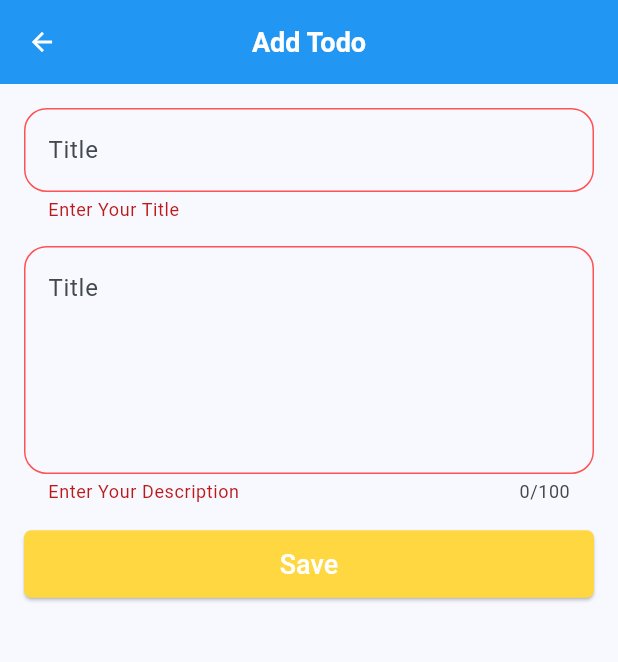
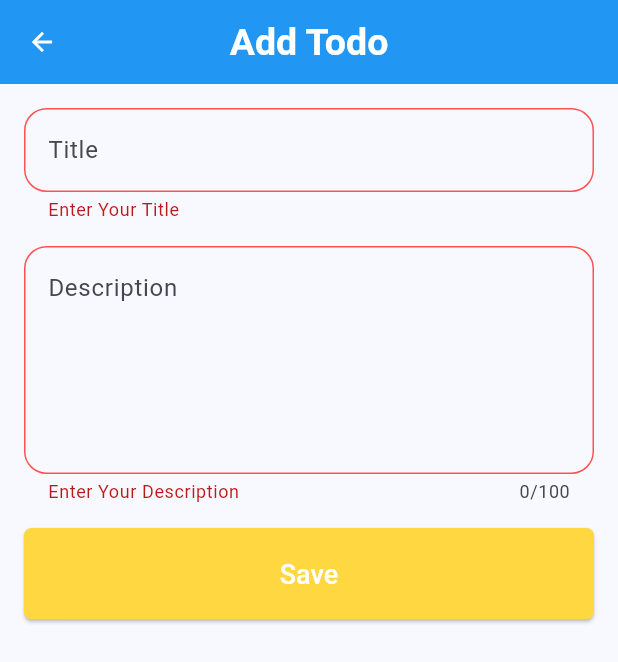
Before and after one commit to rafiul9040devapp/ToDo-Manager, a Flutter app: the AddTodoScreen screen opened directly, after a tap on "Save", on a phone screen of 412 x 824 dp. Shown: the top 662 px of the screen. Run offline on Flutter 3.47's test engine with Material 3 defaults, Android fonts, the phone set to English and light mode, and no system bars.

Commit message:
refactoring the whole code

```diff
--- /dev/null
+++ b/lib/components/custom_text_form_field.dart
@@ -0,0 +1,32 @@
+import 'package:flutter/material.dart';
+
+class CustomTextFormField extends StatelessWidget {
+  final TextEditingController controller;
+  final String hintText;
+  final String? Function(String?)? validator;
+  final int maxLines;
+  final int? maxLength;
+  final TextInputAction textInputAction;
+
+  const CustomTextFormField({
+    Key? key,
+    required this.controller,
+    required this.hintText,
+    required this.validator,
+    this.maxLines = 1,
+    this.maxLength,
+    this.textInputAction = TextInputAction.done,
+  }) : super(key: key);
+
+  @override
+  Widget build(BuildContext context) {
+    return TextFormField(
+      controller: controller,
+      textInputAction: textInputAction,
+      maxLines: maxLines,
+      maxLength: maxLength,
+      decoration: InputDecoration(hintText: hintText),
+      validator: validator,
+    );
+  }
+}
--- a/lib/my_todo.dart
+++ b/lib/my_todo.dart
@@ -21,7 +21,7 @@ class MyTodo extends StatelessWidget {
           ),
           titleTextStyle: TextStyle(
             color: Colors.white,
-            fontSize: 18,
+            fontSize: 25,
             fontWeight: FontWeight.w600,
           ),
         ),
--- a/lib/screen/add_todo_screen.dart
+++ b/lib/screen/add_todo_screen.dart
@@ -1,4 +1,5 @@
 import 'package:flutter/material.dart';
+import 'package:todo_manager/components/custom_text_form_field.dart';
 import 'package:todo_manager/model/todo.dart';
 
 class AddTodoScreen extends StatelessWidget {
@@ -7,76 +8,73 @@ class AddTodoScreen extends StatelessWidget {
   AddTodoScreen({Key? key, this.todo}) : super(key: key);
 
   final GlobalKey<FormState> _formKey = GlobalKey<FormState>();
-
   final TextEditingController _titleTEController = TextEditingController();
-
   final TextEditingController _descriptionTEController =
       TextEditingController();
 
   @override
   Widget build(BuildContext context) {
-    if (todo != null) {
-      _titleTEController.text = todo?.title ?? '';
-      _descriptionTEController.text = todo?.description ?? '';
-    }
+    initializeControllers();
 
     return Scaffold(
-      resizeToAvoidBottomInset : false,
+      resizeToAvoidBottomInset: false,
       appBar: AppBar(
         title: Text(todo == null ? 'Add Todo' : 'Edit Todo'),
       ),
-      body: Padding(
+      body: buildForm(context),
+    );
+  }
+
+  Widget buildForm(BuildContext context) {
+    return Padding(
       padding: const EdgeInsets.all(16.0),
       child: Form(
         key: _formKey,
         child: Column(
           children: [
-              TextFormField(
+            CustomTextFormField(
               controller: _titleTEController,
+              hintText: 'Title',
+              validator: (value) => validateInput(value, 'Enter Your Title'),
               textInputAction: TextInputAction.next,
-                decoration: const InputDecoration(hintText: 'Title'),
-                validator: (String? value) {
-                  return validationOfInput(value, 'Enter Your Title');
-                },
             ),
-              const SizedBox(
-                height: 16,
-              ),
-              TextFormField(
+            const SizedBox(height: 16),
+            CustomTextFormField(
               controller: _descriptionTEController,
+              hintText: 'Description',
+              validator: (value) =>
+                  validateInput(value, 'Enter Your Description'),
               textInputAction: TextInputAction.done,
               maxLines: 5,
               maxLength: 100,
-                decoration: const InputDecoration(hintText: 'Title'),
-                validator: (String? value) {
-                  return validationOfInput(value, 'Enter Your Description');
-                },
             ),
-              const SizedBox(
-                height: 16,
-              ),
-              SizedBox(
-                width: MediaQuery.sizeOf(context).width,
-                child: ElevatedButton(
-                  onPressed: () {
-                    addingOrUpdatingTheList(context);
-                  },
-                  child: Text(todo == null ? 'Save' : 'Update'),
-                ),
-              )
+            const SizedBox(height: 16),
+            buildElevatedButton(context),
           ],
         ),
+      ),
+    );
+  }
+  Widget buildElevatedButton(BuildContext context) {
+    return SizedBox(
+      width: MediaQuery.of(context).size.width,
+      child: ElevatedButton(
+        onPressed: () => addingOrUpdatingTheList(context),
+        child: Padding(
+          padding: const EdgeInsets.all(8.0),
+          child: Text(todo == null ? 'Save' : 'Update'),
         ),
       ),
     );
   }
 
-  String? validationOfInput(String? value, String errorMessage) {
-    final v = value ?? '';
-    if (v.trim().isEmpty) {
-      return errorMessage;
+  void initializeControllers() {
+    _titleTEController.text = todo?.title ?? '';
+    _descriptionTEController.text = todo?.description ?? '';
   }
-    return null;
+
+  String? validateInput(String? value, String errorMessage) {
+    return value?.trim().isEmpty ?? true ? errorMessage : null;
   }
 
   void addingOrUpdatingTheList(BuildContext context) {
--- /dev/null
+++ b/lib/utils/date_fomat.dart
@@ -0,0 +1,3 @@
+import 'package:intl/intl.dart';
+
+String formattedDate(DateTime dateTime) => DateFormat.yMEd().add_jms().format(dateTime);
--- a/pubspec.yaml
+++ b/pubspec.yaml
@@ -35,6 +35,7 @@ dependencies:
   # The following adds the Cupertino Icons font to your application.
   # Use with the CupertinoIcons class for iOS style icons.
   cupertino_icons: ^1.0.2
+  intl: ^0.19.0
 
 dev_dependencies:
   flutter_test:
```
Also changed, not shown: lib/screen/todo_list_screen.dart (+56 -34 lines), pubspec.lock. Lines whose indentation alone changed are shown as unchanged.
